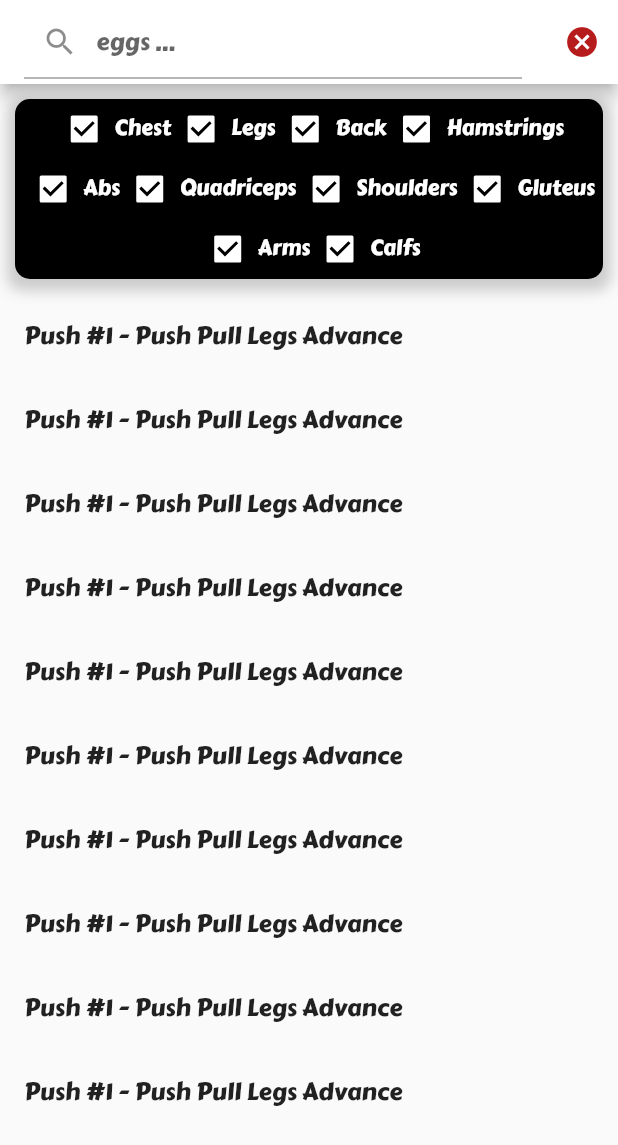
After one commit to mcuv3/Tracktion, a Flutter app: the WorkoutRoutinePicker screen opened by its route, on a phone screen of 412 x 824 dp. The commit adds this screen. Shown: the top 1145 px of the screen. Run offline on Flutter 3.47's test engine with Material 2 defaults, Android fonts, the phone set to English and light mode, and no system bars; our stand-ins replace bloc, connectivity, fl_chart, flutter_bloc, flutter_svg, font_awesome_flutter and 4 more; missing offline and left inert: flutter_clean_calendar; accounts and stored records are empty; generated files the repository leaves out were written again.

Commit message:
adds search routine screen

```diff
--- a/lib/main.dart
+++ b/lib/main.dart
@@ -13,6 +13,7 @@ import 'package:tracktion/bloc/workout/workout_bloc.dart';
 import 'package:tracktion/models/db/database.dart';
 import 'package:tracktion/screens/routine/routine-main-screen.dart';
 import 'package:tracktion/screens/routine/routines-screen.dart';
+import 'package:tracktion/screens/workout/workout-routine-picker-screen.dart';
 
 import './screens/index.dart';
 import 'bloc/exercise-stream/exercisestream_cubit.dart';
@@ -208,6 +209,7 @@ class _InitAppState extends State<InitApp> {
         WorkOutScreen.routeName: (ctx) => WorkOutScreen(),
         RoutineMainScreen.routeName: (ctx) => RoutineMainScreen(),
         RoutinesScreen.routeName: (ctx) => RoutinesScreen(),
+        WorkoutRoutinePicker.routeName:(ctx)=>WorkoutRoutinePicker()
       },
     );
   }
--- a/lib/models/app/body-parts.dart
+++ b/lib/models/app/body-parts.dart
@@ -6,7 +6,7 @@ enum BodyPartEnum {
   Abs,
   Quadriceps,
   Shoulders,
-  GLUTEUS,
+  Gluteus,
   Arms,
   Calfs,
 }
@@ -19,7 +19,7 @@ enum BodyPartEnum {
 //     (5, 'QUADRICEPS'),
 //     (6, 'FEMORALS'),
 //     (7, 'SHOULDERS'),
-//     (8, 'GLUTEUS'),
+//     (8, 'Gluteus'),
 //     (9, 'BACK'),
 // )
 
@@ -47,7 +47,7 @@ List<BodyPartEnum> toBodyPart(List<dynamic> bodyParts) => bodyParts.map((i) {
           return BodyPartEnum.Shoulders;
           break;
         case 8:
-          return BodyPartEnum.GLUTEUS;
+          return BodyPartEnum.Gluteus;
           break;
         case 9:
           return BodyPartEnum.Back;
@@ -80,7 +80,7 @@ List<int> bodyPartToInt(List<BodyPartEnum> bodyParts) => bodyParts.map((e) {
         case BodyPartEnum.Shoulders:
           return 7;
           break;
-        case BodyPartEnum.GLUTEUS:
+        case BodyPartEnum.Gluteus:
           return 8;
           break;
         case BodyPartEnum.Back:
--- a/lib/screens/auth/auth-screen.dart
+++ b/lib/screens/auth/auth-screen.dart
@@ -5,6 +5,9 @@ import 'package:tracktion/vectors/home.dart';
 import 'package:tracktion/widgets/forms/AuthForm.dart';
 
 import '../../colors/custom_colors.dart';
+
+
+// TODO: refactor all the login page to be more frendly with OAuth implmentation
 
 class AuthScreen extends StatelessWidget {
   @override
--- a/lib/screens/workout/exercise-workout-screen.dart
+++ b/lib/screens/workout/exercise-workout-screen.dart
@@ -1,7 +1,6 @@
 import 'package:flutter/cupertino.dart';
 import 'package:flutter/material.dart';
 import 'package:flutter_bloc/flutter_bloc.dart';
-import 'package:flutter_cupertino_date_picker/flutter_cupertino_date_picker.dart';
 import 'package:intl/intl.dart';
 import 'package:tracktion/bloc/exercise-stream/exercisestream_cubit.dart';
 import 'package:tracktion/bloc/workout/workout_bloc.dart';
@@ -159,15 +158,16 @@ class _ExerciseWorkOutState extends State<ExerciseWorkOut> {
                     }
                     return GestureDetector(
                       onTap: () {
-                        DatePicker.showDatePicker(context,
-                            initialDateTime: date, onConfirm: (date, ints) {
-                          setState(() {
-                            date = date;
-                          });
-                        },
-                            pickerTheme: DateTimePickerTheme(
-                                itemTextStyle:
-                                    TextStyle(fontFamily: "CarterOne")));
+                         // TODO: change to a different library date time picker
+                        // DatePicker.showDatePicker(context,
+                        //     initialDateTime: date, onConfirm: (date, ints) {
+                        //   setState(() {
+                        //     date = date;
+                        //   });
+                        // },
+                        //     pickerTheme: DateTimePickerTheme(
+                        //         itemTextStyle:
+                        //             TextStyle(fontFamily: "CarterOne")));
                       },
                       child: Container(
                           margin:
--- /dev/null
+++ b/lib/screens/workout/workout-routine-picker-screen.dart
@@ -0,0 +1,106 @@
+import 'package:flutter/material.dart';
+import 'package:tracktion/models/app/index.dart';
+import 'package:tracktion/util/enumToString.dart';
+
+class WorkoutRoutinePicker extends StatefulWidget {
+  static const routeName = "/workout/routine/picker";
+  WorkoutRoutinePicker({Key key}) : super(key: key);
+
+  @override
+  _WorkoutRoutinePickerState createState() => _WorkoutRoutinePickerState();
+}
+
+class _WorkoutRoutinePickerState extends State<WorkoutRoutinePicker> {
+  @override
+  Widget build(BuildContext context) {
+    return Scaffold(
+      appBar: AppBar(
+        iconTheme: IconThemeData(color: Theme.of(context).primaryColor),
+        automaticallyImplyLeading: false,
+        backgroundColor: Colors.white,
+        actions: <Widget>[
+          IconButton(
+            icon: Icon(
+              Icons.cancel,
+            ),
+            onPressed: () {},
+          )
+        ],
+        title: Container(
+          margin: EdgeInsets.symmetric(vertical: 10),
+          child: TextFormField(
+            autofocus: false,
+            keyboardType: TextInputType.text,
+            decoration: InputDecoration(
+              prefixIcon: Icon(
+                Icons.search,
+                size: 24,
+              ),
+              hintText: 'eggs ...',
+            ),
+            onChanged: (value) {},
+            style: TextStyle(fontSize: 16),
+          ),
+        ),
+      ),
+      body: Column(
+        mainAxisSize: MainAxisSize.min,
+        children: [
+          Container(
+            margin: EdgeInsets.symmetric(vertical: 10),
+            width: double.infinity,
+            padding: EdgeInsets.symmetric(horizontal: 10, vertical: 0),
+            child: Container(
+              decoration: BoxDecoration(
+                color: Colors.black,
+                borderRadius: BorderRadius.circular(10),
+                boxShadow: [
+                  BoxShadow(
+                    color: Colors.grey.withOpacity(0.5),
+                    spreadRadius: 5,
+                    blurRadius: 7,
+                    offset: Offset(0, 3),
+                  ),
+                ],
+              ),
+              child: Wrap(
+                spacing: 0, //vertical spacing
+                runSpacing: 0, //horizontal spacing
+                alignment: WrapAlignment.center,
+                crossAxisAlignment: WrapCrossAlignment.center,
+                children: BodyPartEnum.values
+                    .map((body) => GestureDetector(
+                        onTap: () async {},
+                        child: Row(
+                          mainAxisSize: MainAxisSize.min,
+                          children: [
+                            Checkbox(
+                              value: true,
+                              checkColor: Colors.black,
+                              visualDensity: VisualDensity.compact,
+                              activeColor: Colors.white,
+                              onChanged: (v) {},
+                            ),
+                            Text(
+                              enumToString(body),
+                              style: TextStyle(color: Colors.white),
+                            )
+                          ],
+                        )))
+                    .toList(),
+              ),
+            ),
+          ),
+          Expanded(
+            child: ListView.builder(
+              itemBuilder: (conext, i) => ListTile(
+                title: Text("Push #1 - Push Pull Legs Advance"),
+              ),
+              itemCount: 10,
+            ),
+          ),
+        ],
+      ),
+    );
+  }
+}
--- a/lib/widgets/body-part.dart
+++ b/lib/widgets/body-part.dart
@@ -1,6 +1,7 @@
 import 'package:flutter/material.dart';
 import 'package:flutter_svg/flutter_svg.dart';
 import 'package:tracktion/models/app/body-parts.dart';
+
 import '../colors/custom_colors.dart';
 
 class BodyPartWidget extends StatelessWidget {
@@ -30,7 +31,7 @@ class BodyPartWidget extends StatelessWidget {
       case BodyPartEnum.Back:
         file += 'back';
         break;
-      case BodyPartEnum.GLUTEUS:
+      case BodyPartEnum.Gluteus:
         file += 'butt';
         break;
       case BodyPartEnum.Calfs:
--- a/lib/widgets/ui/WorkoutEmpty.dart
+++ b/lib/widgets/ui/WorkoutEmpty.dart
@@ -1,9 +1,12 @@
 import 'package:flutter/material.dart';
 import 'package:font_awesome_flutter/font_awesome_flutter.dart';
 import 'package:modal_bottom_sheet/modal_bottom_sheet.dart';
+import "package:tracktion/colors/custom_colors.dart";
 import 'package:tracktion/screens/index.dart';
 import 'package:tracktion/screens/workout/calendar-picker-screen.dart';
+import 'package:tracktion/screens/workout/workout-routine-picker-screen.dart';
 
+// TODO: option to copy a workout from routines
 class WorkoutEmpty extends StatelessWidget {
   final DateTime currentDate;
   const WorkoutEmpty({
@@ -62,7 +65,17 @@ class WorkoutEmpty extends StatelessWidget {
                   ),
                   label: Text('Copy Workout')),
             ],
-          )
+          ),
+           TextButton.icon(
+                  onPressed: () {
+                    Navigator.of(context).pushNamed(WorkoutRoutinePicker.routeName);
+                  },
+                  icon: FaIcon(
+                    FontAwesomeIcons.route,
+                    size: 25,
+                    color: Theme.of(context).colorScheme.analysis.withOpacity(0.7),
+                  ),
+                  label: Text('Start Routine',style: TextStyle(color:Theme.of(context).colorScheme.analysis)))
         ],
       )),
     );
```
Also changed, not shown: pubspec.yaml (+5 -5 lines), pubspec.lock.
